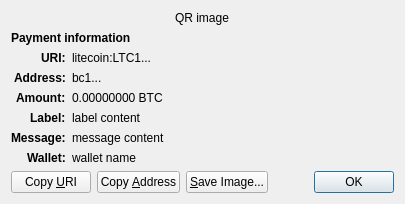
Before: the Qt Designer form src/qt/forms/receiverequestdialog.ui in KaitoSawano/peer, drawn with Qt 5.
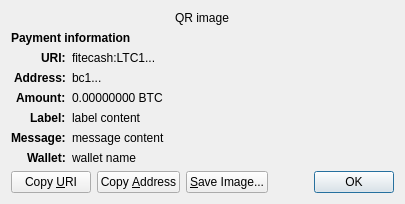
After: the same form once the commit is applied. Custom widgets are drawn as their Qt base class.

What changed in the file:
```diff
--- a/src/qt/forms/receiverequestdialog.ui
+++ b/src/qt/forms/receiverequestdialog.ui
@@ -65,7 +65,7 @@
    <item row="2" column="1" alignment="Qt::AlignTop">
     <widget class="QLabel" name="uri_content">
      <property name="text">
-      <string notr="true">litecoin:LTC1...</string>
+      <string notr="true">fitecash:LTC1...</string>
      </property>
      <property name="textFormat">
       <enum>Qt::RichText</enum>
```
